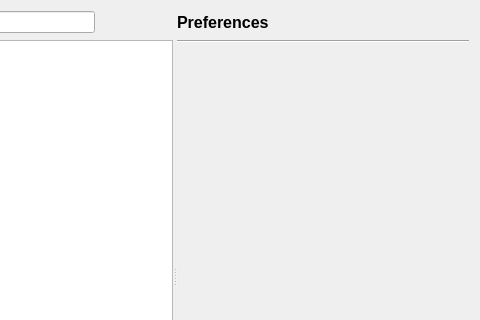
First picture: the form in scripts/Edit/AbstractPreferences.ui, repository qcad/qcad, before the edit; both pictures show x 300 to 780 and y 0 to 320 of the 780 by 580 pixel window.
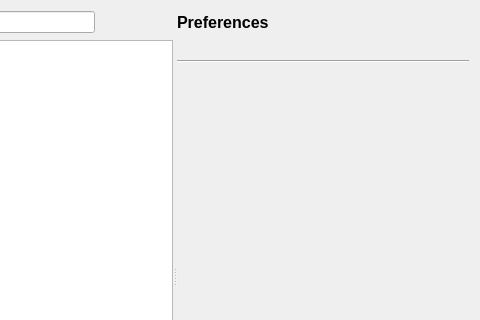
Second picture: the form after the edit. Icons and pictures are not drawn.

Commit message: add warning when changing defaults for new drawings

```diff
--- a/scripts/Edit/AbstractPreferences.ui
+++ b/scripts/Edit/AbstractPreferences.ui
@@ -150,6 +150,16 @@
          </item>
         </layout>
        </item>
+       <item>
+        <widget class="QLabel" name="Warning">
+         <property name="text">
+          <string notr="true"/>
+         </property>
+         <property name="wordWrap">
+          <bool>true</bool>
+         </property>
+        </widget>
+       </item>
        <item>
         <widget class="Line" name="line">
          <property name="orientation">
```
The commit also changes 1 other file.
